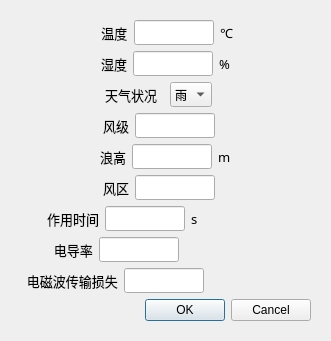
Old version of the form dialog_para_env.ui in the repository cedricxs/RadarSimulator.
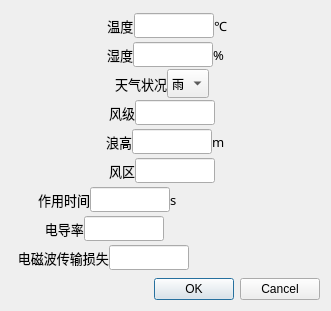
New version of the form. Icons and pictures are not drawn.

Diff of the .ui file:
```diff
--- a/dialog_para_env.ui
+++ b/dialog_para_env.ui
@@ -17,9 +17,24 @@
    <item>
     <widget class="QWidget" name="widget" native="true">
      <property name="styleSheet">
-      <string notr="true">QWidget#widget{background-image:url(:/img/image_dialog.png)}</string>
+      <string notr="true">QWidget#widget{background-image:url(:/img/dialog.png)}</string>
      </property>
      <layout class="QVBoxLayout" name="verticalLayout_2">
+      <property name="spacing">
+       <number>0</number>
+      </property>
+      <property name="leftMargin">
+       <number>0</number>
+      </property>
+      <property name="topMargin">
+       <number>0</number>
+      </property>
+      <property name="rightMargin">
+       <number>0</number>
+      </property>
+      <property name="bottomMargin">
+       <number>0</number>
+      </property>
       <item>
        <layout class="QHBoxLayout" name="horizontalLayout_30">
         <item>
@@ -207,12 +222,18 @@
            <string notr="true">QLabel#label_46{color:white}</string>
           </property>
           <property name="text">
-           <string>天气状况  </string>
+           <string>天气状况</string>
           </property>
          </widget>
         </item>
         <item>
          <widget class="QComboBox" name="comboBox">
+          <property name="sizePolicy">
+           <sizepolicy hsizetype="Preferred" vsizetype="Preferred">
+            <horstretch>0</horstretch>
+            <verstretch>0</verstretch>
+           </sizepolicy>
+          </property>
           <property name="font">
            <font>
             <family>黑体</family>
@@ -707,6 +728,9 @@
         </item>
        </layout>
       </item>
+     </layout>
+    </widget>
+   </item>
       <item>
        <widget class="QDialogButtonBox" name="buttonBox">
         <property name="orientation">
@@ -715,9 +739,6 @@
         <property name="standardButtons">
          <set>QDialogButtonBox::Cancel|QDialogButtonBox::Ok</set>
         </property>
-       </widget>
-      </item>
-     </layout>
     </widget>
    </item>
   </layout>
```
Lines whose indentation alone changed are shown as unchanged.
